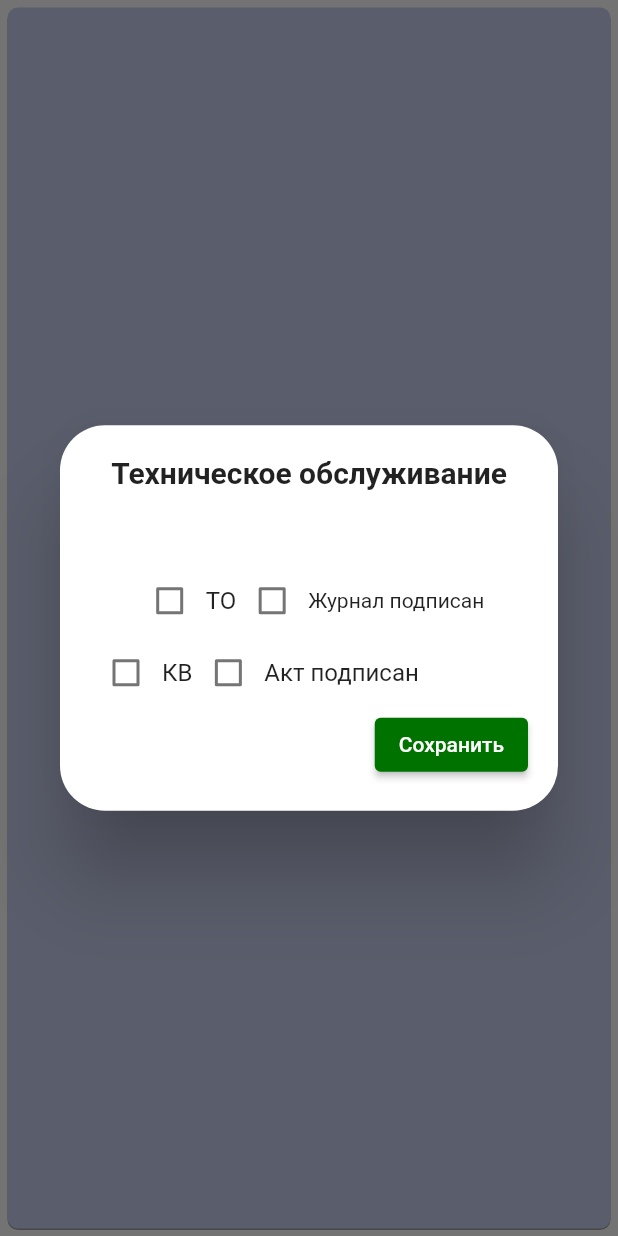
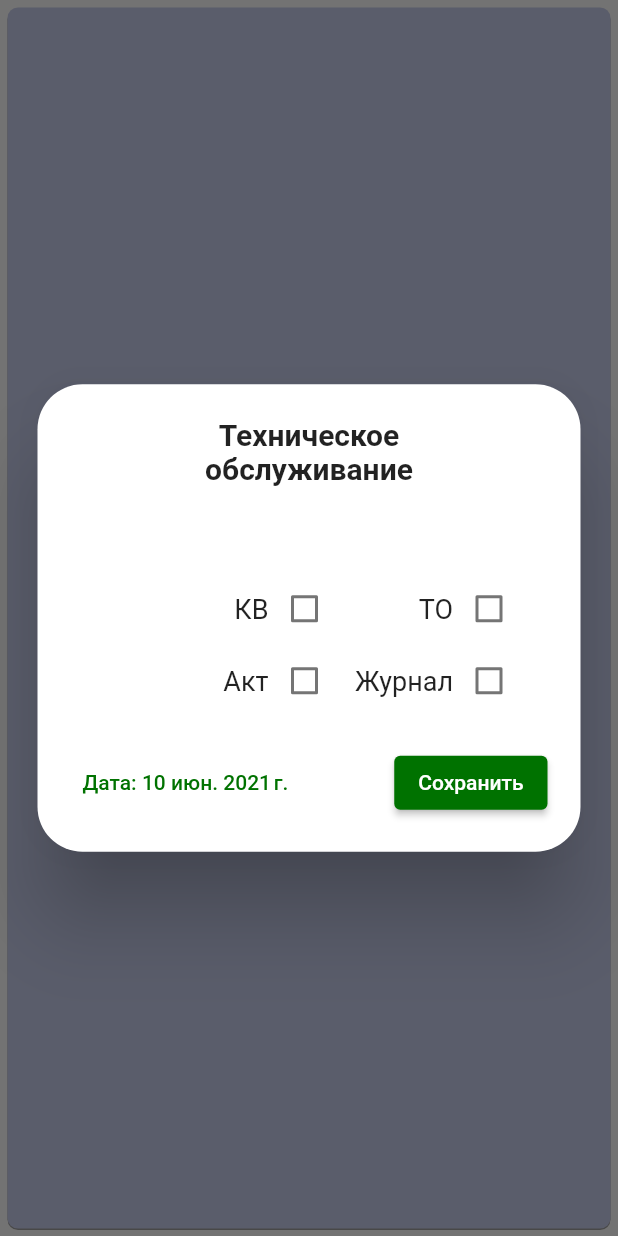
Before and after one commit to yell8er/mto2, a Flutter app: the ObjectItemField widget shown alone on an empty page, opened directly with empty values, after a tap on "ТО", on a phone screen of 412 x 824 dp. Run offline on Flutter 3.47's test engine with Material 2 defaults, Android fonts, the phone set to English and light mode, and no system bars; our stand-ins replace cloud_firestore, firebase_auth, firebase_core, percent_indicator, table_calendar; accounts and stored records are empty.

Commit message:
working with adding TO

```diff
--- a/lib/screens/add_object_screen.dart
+++ b/lib/screens/add_object_screen.dart
@@ -127,6 +127,7 @@ class _AddObjectState extends State<AddObject> {
                 'isQuarterlyService': false,
                 'isAct': false,
                 'isJournal': false,
+                'serviceDate': DateTime(1900, 5, 5),
               });
               Navigator.of(context).pop();
             },
--- a/lib/screens/objects_screen.dart
+++ b/lib/screens/objects_screen.dart
@@ -68,6 +68,7 @@ class _ObjectsScreenState extends State<ObjectsScreen> {
                       streamSnapshot.data.docs[index]['isQuarterlyService'],
                       streamSnapshot.data.docs[index]['isJournal'],
                       streamSnapshot.data.docs[index]['isAct'],
+                      streamSnapshot.data.docs[index]['serviceDate'].toDate(),
                     );
                   }),
             );
--- a/lib/widgets/object_item_field.dart
+++ b/lib/widgets/object_item_field.dart
@@ -1,6 +1,7 @@
 import 'package:flutter/material.dart';
 import 'package:cloud_firestore/cloud_firestore.dart';
 import 'package:mto/screens/edit_object.dart';
+import 'package:intl/intl.dart';
 
 class ObjectItemField extends StatefulWidget {
   // const ObjectItemField({ Key? key }) : super(key: key);
@@ -17,7 +18,7 @@ class ObjectItemField extends StatefulWidget {
       this.isQuarterlyService,
       this.isJournal,
       this.isAct,
-  );
+      this.serviceDate);
   final String id;
   final String address;
   final String servicedParts;
@@ -26,6 +27,7 @@ class ObjectItemField extends StatefulWidget {
   final String passwords;
   final String malfunctions;
   final String notes;
+  DateTime serviceDate;
 
   bool isMonthlyService;
   bool isQuarterlyService;
@@ -45,6 +47,13 @@ class _ObjectItemFieldState extends State<ObjectItemField> {
   var _passwordsController = TextEditingController();
   var _malfunctionsController = TextEditingController();
   var _notesController = TextEditingController();
+  // DateTime pickedDate;
+  @override
+  void initState() {
+    super.initState();
+    // pickedDate = DateTime.now();
+    // widget.serviceDate = DateTime.now();
+  }
 
   @override
   Widget build(BuildContext context) {
@@ -114,27 +123,81 @@ class _ObjectItemFieldState extends State<ObjectItemField> {
                     context: context,
                     builder: (context) {
                       return StatefulBuilder(builder: (context, setState) {
+                        _pickDate() async {
+                          DateTime date = await showDatePicker(
+                            context: context,
+                            // initialDate: pickedDate,
+                            initialDate: DateTime.now(),
+                            firstDate: DateTime(DateTime.now().year - 5),
+                            lastDate: DateTime(DateTime.now().year + 5),
+                          );
+                          if (date != null) {
+                            setState(() {
+                              // pickedDate = date;
+                              widget.serviceDate = date;
+                            });
+                          }
+                        }
+
                         return Dialog(
+                          insetPadding: EdgeInsets.all(25),
+                          // backgroundColor: Colors.white70,
+                          // insetAnimationDuration: Duration(microseconds: 1),
+                          // insetAnimationCurve: Curves.easeInCubic,
+                          clipBehavior: Clip.antiAliasWithSaveLayer,
                           shape: RoundedRectangleBorder(
                             borderRadius: BorderRadius.circular(30),
                           ),
                           child: Padding(
-                            padding: EdgeInsets.all(20),
+                            padding: const EdgeInsets.all(22),
                             child: Column(
                               mainAxisSize: MainAxisSize.min,
-                              mainAxisAlignment: MainAxisAlignment.center,
+
+                              // crossAxisAlignment: CrossAxisAlignment.stretch,
+                              // mainAxisAlignment: MainAxisAlignment.center,
+                              // crossAxisAlignment: CrossAxisAlignment.center,
+
                               children: [
                                 Text(
-                                  'Техническое обслуживание',
+                                  'Техническое',
                                   style: TextStyle(
                                       fontWeight: FontWeight.bold,
                                       fontSize: 20),
                                 ),
-                                SizedBox(height: 50),
-                                Row(
-                                  mainAxisSize: MainAxisSize.min,
-                                  mainAxisAlignment: MainAxisAlignment.start,
+                                Text(
+                                  'обслуживание',
+                                  style: TextStyle(
+                                      fontWeight: FontWeight.bold,
+                                      fontSize: 20),
+                                ),
+                                SizedBox(
+                                    height: MediaQuery.of(context).size.height *
+                                        0.07),
+                                Container(
+                                  margin: EdgeInsets.only(right: 15),
+                                  child: Row(
+                                    // mainAxisSize: MainAxisSize.max,
+                                    mainAxisAlignment: MainAxisAlignment.end,
                                     children: [
+                                      Text(
+                                        'КВ',
+                                        style: TextStyle(fontSize: 18),
+                                      ),
+                                      Checkbox(
+                                          value: widget.isQuarterlyService,
+                                          onChanged: (bool value) {
+                                            setState(() {
+                                              widget.isQuarterlyService = value;
+                                            });
+                                          }),
+                                      Container(
+                                        width: 75,
+                                        alignment: Alignment.centerRight,
+                                        child: Text(
+                                          'TO',
+                                          style: TextStyle(fontSize: 18),
+                                        ),
+                                      ),
                                       Checkbox(
                                           value: widget.isMonthlyService,
                                           onChanged: (bool value) {
@@ -142,36 +205,17 @@ class _ObjectItemFieldState extends State<ObjectItemField> {
                                               widget.isMonthlyService = value;
                                             });
                                           }),
-                                    Text(
-                                      'TO',
-                                      style: TextStyle(fontSize: 16),
-                                    ),
-                                    Checkbox(
-                                        value: widget.isJournal,
-                                        onChanged: (bool value) {
-                                          setState(() {
-                                            widget.isJournal = value;
-                                          });
-                                        }),
-                                    Text(
-                                      'Журнал подписан',
-                                      style: TextStyle(fontSize: 14),
-                                    ),
                                     ],
                                   ),
-                                Row(
-                                  mainAxisAlignment: MainAxisAlignment.start,
+                                ),
+                                Container(
+                                  margin: EdgeInsets.only(right: 15),
+                                  child: Row(
+                                    mainAxisAlignment: MainAxisAlignment.end,
                                     children: [
-                                    Checkbox(
-                                        value: widget.isQuarterlyService,
-                                        onChanged: (bool value) {
-                                          setState(() {
-                                            widget.isQuarterlyService = value;
-                                          });
-                                        }),
                                       Text(
-                                      'КВ',
-                                      style: TextStyle(fontSize: 16),
+                                        'Акт',
+                                        style: TextStyle(fontSize: 18),
                                       ),
                                       Checkbox(
                                           value: widget.isAct,
@@ -180,15 +224,49 @@ class _ObjectItemFieldState extends State<ObjectItemField> {
                                               widget.isAct = value;
                                             });
                                           }),
-                                    Text(
-                                      'Акт подписан',
-                                      style: TextStyle(fontSize: 16),
+
+                                      Container(
+                                        width: 75,
+                                        alignment: Alignment.centerRight,
+                                        child: Text(
+                                          'Журнал',
+                                          style: TextStyle(fontSize: 18),
                                         ),
+                                      ),
+                                      // CheckboxListTile(
+                                      //   title: Text(),
+                                      //     value: widget.isJournal,
+                                      //     onChanged: (bool value) {
+                                      //       setState(() {
+                                      //         widget.isJournal = value;
+                                      //       });
+                                      //     }),
+                                      Checkbox(
+                                          value: widget.isJournal,
+                                          onChanged: (bool value) {
+                                            setState(() {
+                                              widget.isJournal = value;
+                                            });
+                                          }),
                                     ],
                                   ),
+                                ),
+                                SizedBox(
+                                  height: 20,
+                                ),
                                 Row(
-                                  mainAxisAlignment: MainAxisAlignment.end,
+                                  mainAxisAlignment:
+                                      MainAxisAlignment.spaceBetween,
                                   children: [
+                                    TextButton(
+                                      onPressed: () {
+                                        _pickDate();
+                                      },
+                                      child: widget.serviceDate.year == 1900
+                                          ? Text('Дата:')
+                                          : Text(
+                                              'Дата: ${DateFormat.yMMMd('ru_RU').format(widget.serviceDate)}'),
+                                    ),
                                     ElevatedButton(
                                       onPressed: () {
                                         FirebaseFirestore.instance
@@ -201,6 +279,7 @@ class _ObjectItemFieldState extends State<ObjectItemField> {
                                               widget.isQuarterlyService,
                                           'isJournal': widget.isJournal,
                                           'isAct': widget.isAct,
+                                          'serviceDate': widget.serviceDate,
                                         });
 
                                         Navigator.of(context).pop();
--- a/pubspec.yaml
+++ b/pubspec.yaml
@@ -30,6 +30,7 @@ dependencies:
   cloud_firestore: ^2.2.0
   firebase_auth: ^1.2.0
   provider: ^5.0.0
+
 
 
   # The following adds the Cupertino Icons font to your application.
```
Lines whose indentation alone changed are shown as unchanged.
